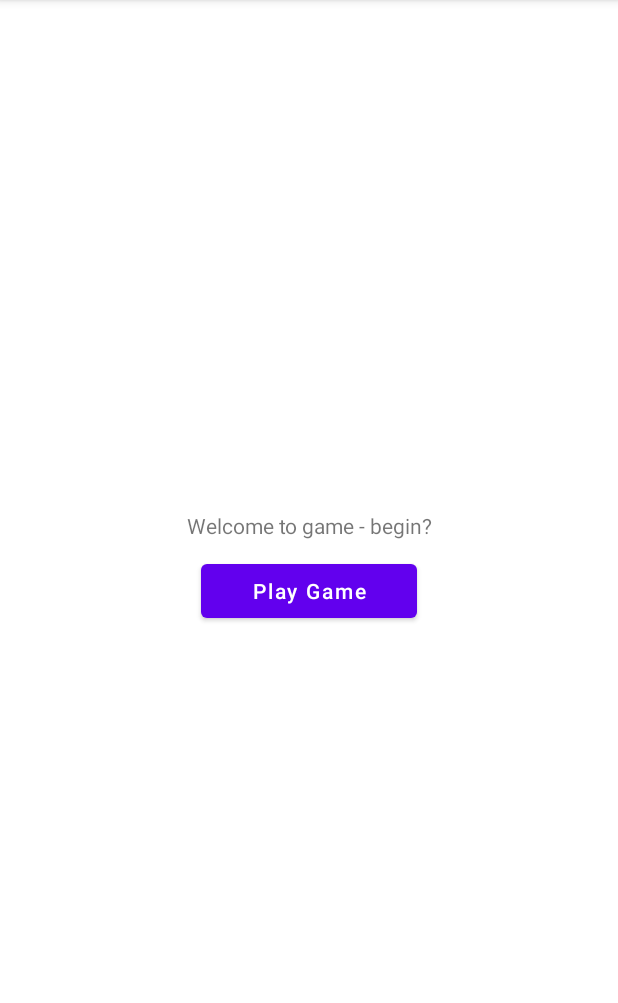
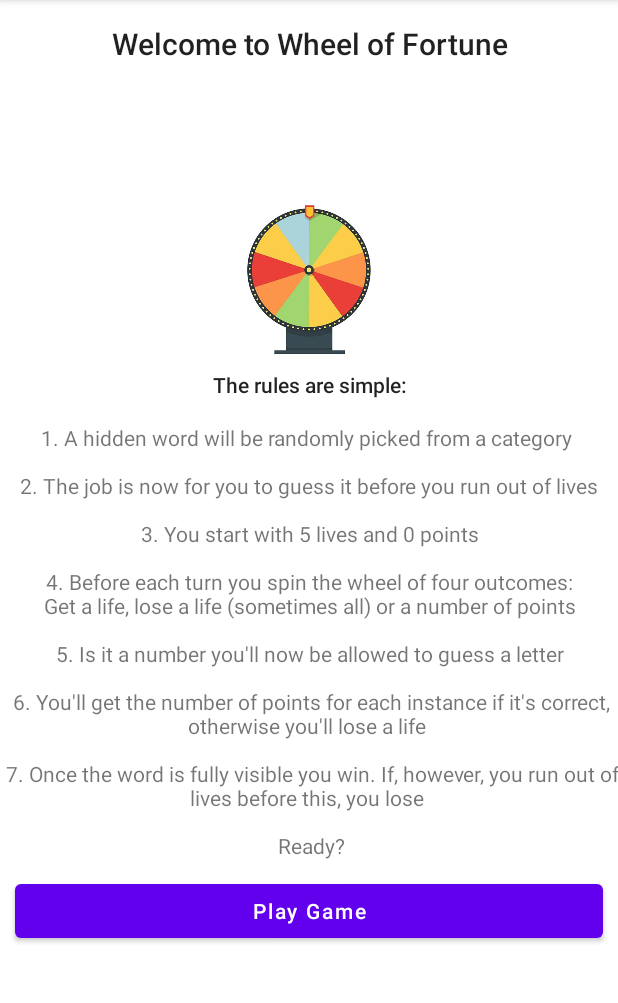
Before and after one commit to rjdp123/s205357-Wheel_of_Fortune, an Android app: the screen it shows after launch (MainActivity), on a phone screen of 412 x 824 dp, the part 84-1087 px from its top. Run offline under Robolectric (Android 15) with nearby library versions, the phone set to English and light mode, and no system bars.

Commit message:
Start fragment med regler

```diff
--- a/app/src/main/res/layout/game_start_fragment.xml
+++ b/app/src/main/res/layout/game_start_fragment.xml
@@ -3,6 +3,18 @@
     xmlns:app="http://schemas.android.com/apk/res-auto"
     android:layout_width="match_parent"
     android:layout_height="match_parent">
+
+    <TextView
+        android:id="@+id/textView"
+        android:layout_width="match_parent"
+        android:layout_height="wrap_content"
+        android:layout_marginTop="15dp"
+        android:text="Welcome to Wheel of Fortune"
+        android:textAlignment="center"
+        android:textAppearance="@style/TextAppearance.AppCompat.Title"
+        app:layout_constraintEnd_toEndOf="parent"
+        app:layout_constraintStart_toStartOf="parent"
+        app:layout_constraintTop_toTopOf="parent" />
 
     <LinearLayout
         android:layout_width="wrap_content"
@@ -11,13 +23,30 @@
         app:layout_constraintBottom_toBottomOf="parent"
         app:layout_constraintEnd_toEndOf="parent"
         app:layout_constraintStart_toStartOf="parent"
-        app:layout_constraintTop_toTopOf="parent">
+        app:layout_constraintTop_toTopOf="parent"
+        app:layout_constraintTop_toBottomOf="@id/textView"
+        android:layout_marginTop="0dp">
+
+        <ImageView
+            android:id="@+id/imageView2"
+            android:layout_width="match_parent"
+            android:layout_height="100dp"
+            app:srcCompat="@drawable/wheel_of_fortune"
+            android:layout_marginVertical="10dp"/>
 
         <TextView
-            android:id="@+id/textView"
+            android:id="@+id/textView2"
             android:layout_width="match_parent"
             android:layout_height="wrap_content"
-            android:text="Welcome to game - begin?"
+            android:text="The rules are simple:"
+            android:textAppearance="@style/TextAppearance.AppCompat.Body2"
+            android:textAlignment="center" />
+
+        <TextView
+            android:id="@+id/textView3"
+            android:layout_width="match_parent"
+            android:layout_height="wrap_content"
+            android:text="\n1. A hidden word will be randomly picked from a category \n\n 2. The job is now for you to guess it before you run out of lives \n\n 3. You start with 5 lives and 0 points \n\n 4. Before each turn you spin the wheel of four outcomes: \n Get a life, lose a life (sometimes all) or a number of points \n\n 5. Is it a number you'll now be allowed to guess a letter \n\n 6. You'll get the number of points for each instance if it's correct, otherwise you'll lose a life \n\n 7. Once the word is fully visible you win. If, however, you run out of lives before this, you lose \n\n Ready?"
             android:textAlignment="center" />
 
         <Button
```
Also changed, not shown: app/src/main/java/com/example/s205357_wheeloffortune/MainActivity.kt (+22 -15 lines), app/src/main/java/com/example/s205357_wheeloffortune/fragments/GameLostFragment.kt (+12 -2 lines), app/src/main/java/com/example/s205357_wheeloffortune/fragments/GamePlayFragment.kt (+14 -1 lines), app/src/main/res/drawable/oh_no_background.xml (added, +74 -0 lines), app/src/main/res/layout/game_lost_fragment.xml (+50 -7 lines), app/src/main/res/drawable/wheel_of_fortune.png (added).
